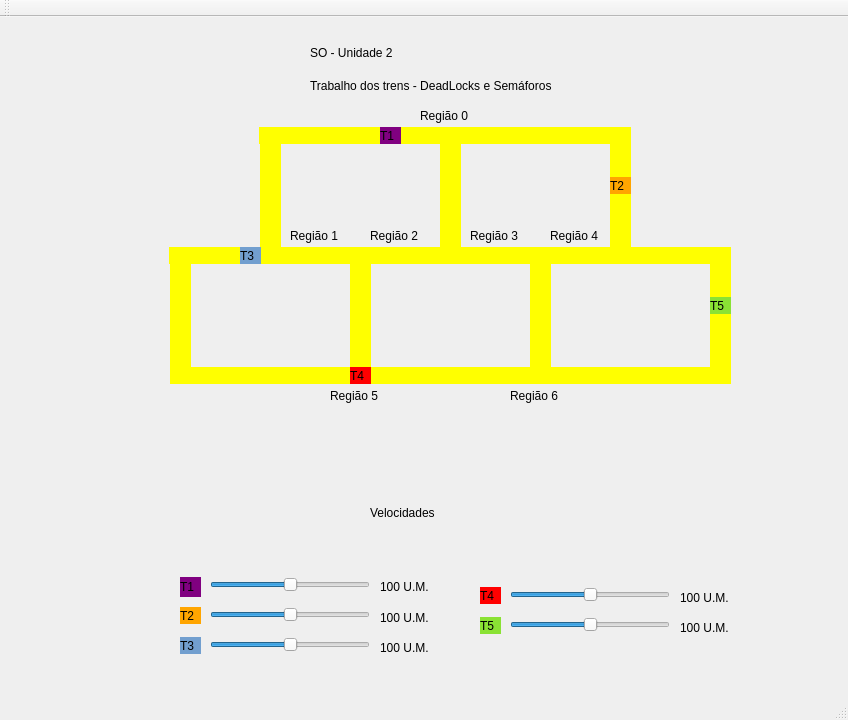
Before: the Qt Designer form mainwindow.ui in TwoDotS2/s_o-trabalho_02-trens, drawn with Qt 5.
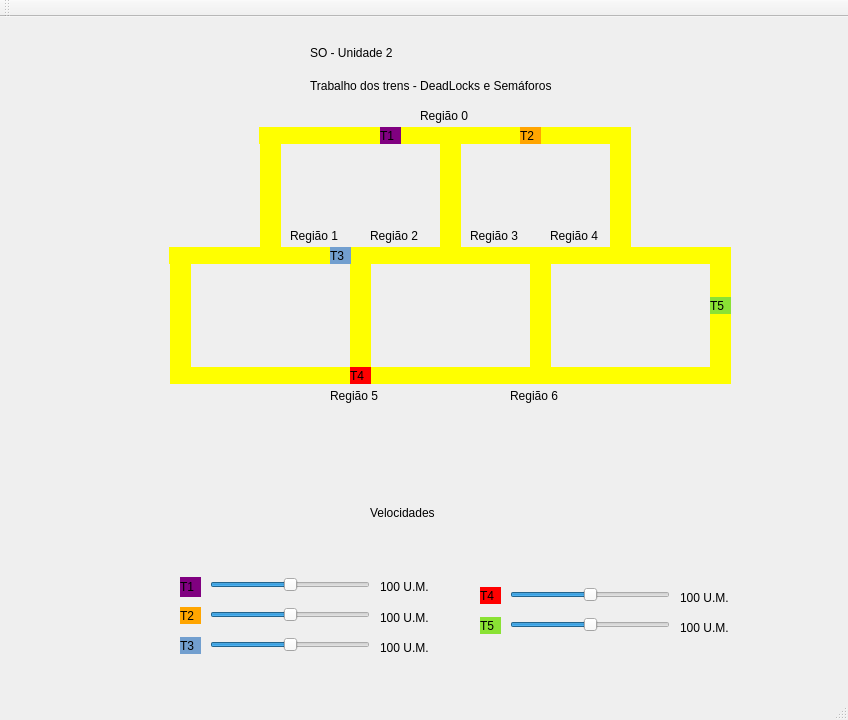
After: the same form once the commit is applied.

Patch:
```diff
--- a/mainwindow.ui
+++ b/mainwindow.ui
@@ -116,8 +116,8 @@
    <widget class="QLabel" name="label_trem2">
     <property name="geometry">
      <rect>
-      <x>610</x>
-      <y>160</y>
+      <x>520</x>
+      <y>110</y>
       <width>21</width>
       <height>17</height>
      </rect>
@@ -212,7 +212,7 @@
    <widget class="QLabel" name="label_trem3">
     <property name="geometry">
      <rect>
-      <x>240</x>
+      <x>330</x>
       <y>230</y>
       <width>21</width>
       <height>17</height>
```
